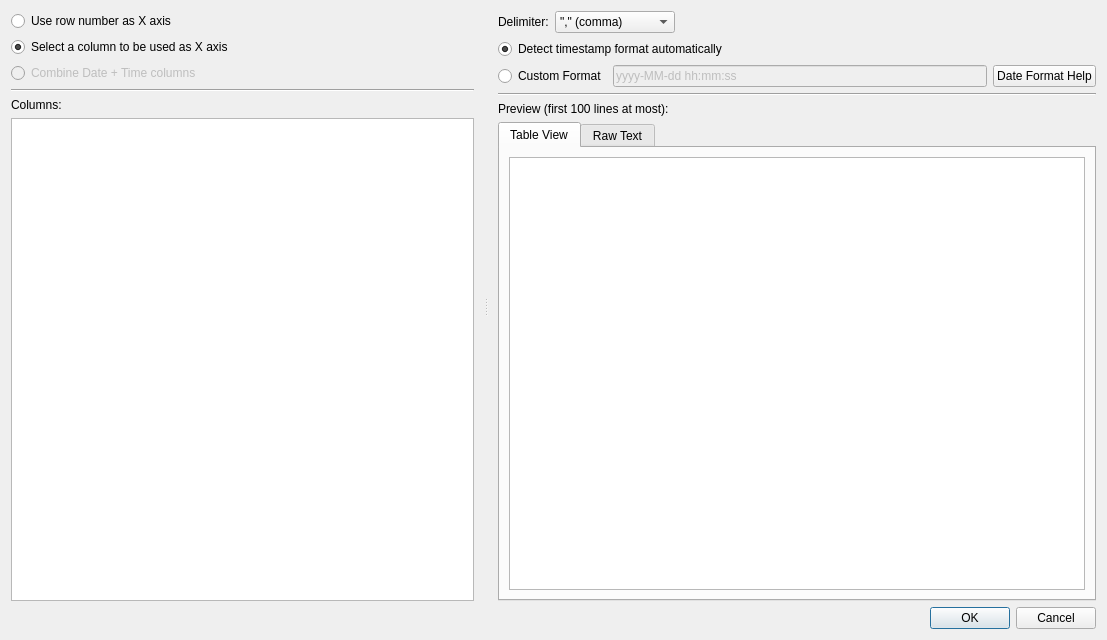
PlotJuggler/pj-official-plugins, file data_load_csv/dataload_csv.ui: the form before one commit.
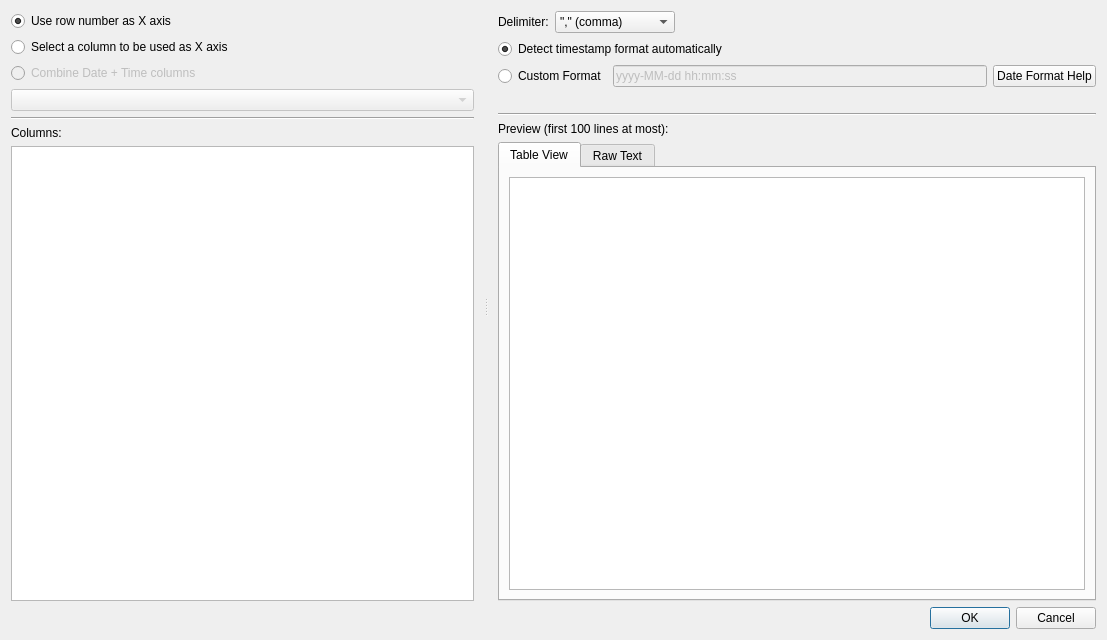
The form after the commit.

Commit message:
feat(csv): live format preview, DateTimeHelp dialog and code refactor
Improves CSV loader dialog with live preview and better UX.

Contents:
- Add live format preview showing parsed date/time as user types
- Complete DateTimeHelp dialog with format reference table
- Fix OK button state and column selection behavior
- Split CsvDialog implementation from header into csv_dialog.cpp

What changed in the file:
```diff
--- a/data_load_csv/dataload_csv.ui
+++ b/data_load_csv/dataload_csv.ui
@@ -29,6 +29,9 @@
          <property name="text">
           <string>Use row number as X axis</string>
          </property>
+         <property name="checked">
+          <bool>true</bool>
+         </property>
         </widget>
        </item>
        <item>
@@ -36,9 +39,6 @@
          <property name="text">
           <string>Select a column to be used as X axis</string>
          </property>
-         <property name="checked">
-          <bool>true</bool>
-         </property>
         </widget>
        </item>
        <item>
@@ -51,6 +51,13 @@
          </property>
         </widget>
        </item>
+       <item>
+        <widget class="QComboBox" name="combinedCombo">
+         <property name="enabled">
+          <bool>false</bool>
+         </property>
+        </widget>
+       </item>
        <item>
         <widget class="Line" name="line">
          <property name="orientation">
@@ -179,6 +186,13 @@
          </item>
         </layout>
        </item>
+       <item>
+        <widget class="QLabel" name="labelFormatPreview">
+         <property name="text">
+          <string/>
+         </property>
+        </widget>
+       </item>
        <item>
         <widget class="Line" name="line_2">
          <property name="orientation">
```
The commit also changes 5 other files.
